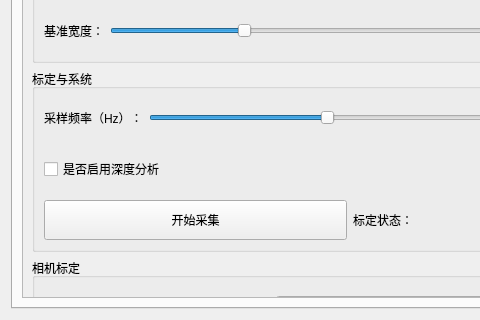
First picture: the form in ui/EdgeSightMain.ui, repository embed-lsy/EdgeSight, before the edit; both pictures show x 0 to 480 and y 375 to 695 of the 1024 by 695 pixel window.
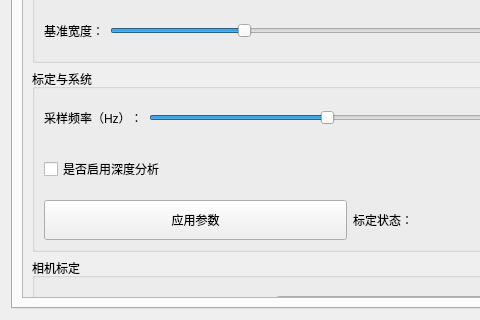
Second picture: the form after the edit. Custom widgets are drawn as their Qt base class.

Commit message:
fix(ui): 「开始采集」按钮文字改为「应用参数」
评审 P1-2 认为这是 README 的表述歧义。核实后根因在界面、不在文档：
QPuahButton_calibrate_status 绑定的槽 on_calibrate_clicked（main_windows.py:766）
docstring 自己写明「这里**不做相机标定**」，它做的是把设置页的运行参数落到
GlobalParams 并重载模型。上一轮我把它改成「开始采集」，方向错了——
界面文字比 README 更误导（README 至少补了括号说明）。

真正的相机标定入口是 btn_calib_capture「采集一帧」+ btn_calib_solve「求解并保存」，
两者文字未动。

重生成 Ui_EdgeSightMain.py 后已逐项核对：
- 4 个页签齐全（监控/深度分析/设置/录制回放）
- spin_square_mm 1.0–500.0、spin_pitch_deg 0.0–60.0、spin_pattern_cols 3–20
  的 double 范围**未被回退**（上轮修过的 <double> 陷阱，重生成必须复验）
- py_compile 通过；main_windows.py 一行未改

Diff of the .ui file:
```diff
--- a/ui/EdgeSightMain.ui
+++ b/ui/EdgeSightMain.ui
@@ -1019,7 +1019,7 @@
                    </size>
                   </property>
                   <property name="text">
-                   <string>开始采集</string>
+                   <string>应用参数</string>
                   </property>
                  </widget>
                 </item>
```
The commit also changes 1 other file.
